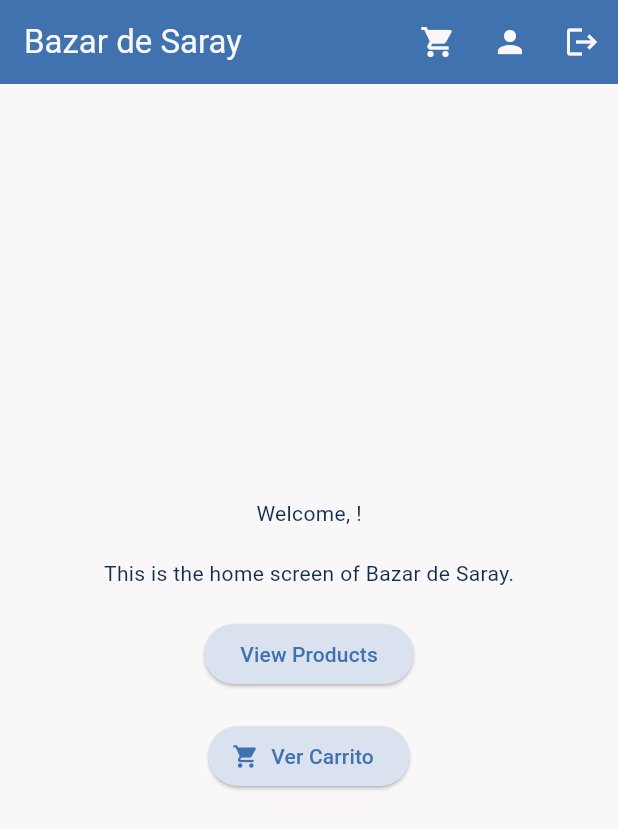
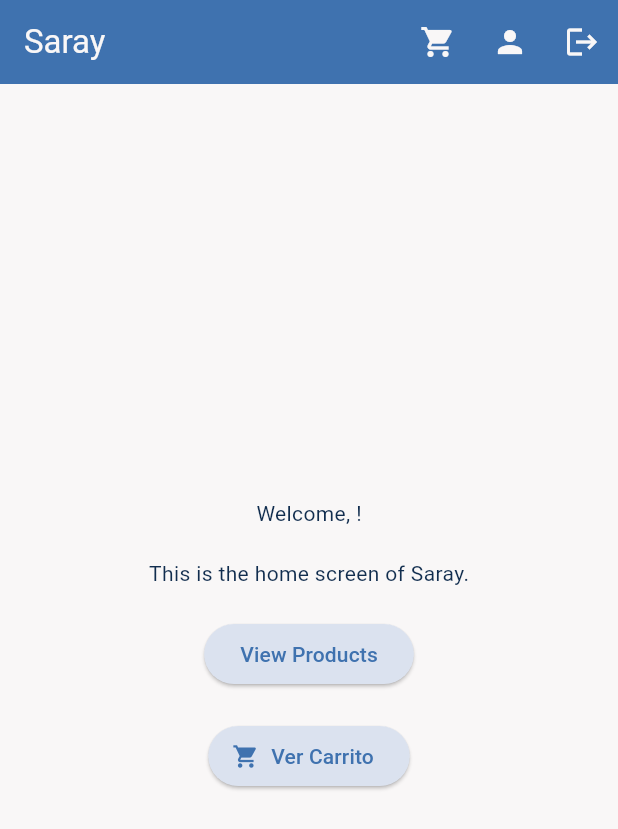
Before and after one commit to luismoron/saray, a Flutter app: the screen it shows once a user with an empty profile is signed in, on a phone screen of 412 x 824 dp. Shown: the top 829 px of the screen. Run offline on Flutter 3.47's test engine with Material 3 defaults, Android fonts, the phone set to English and light mode, and no system bars; our stand-ins replace cached_network_image, cloud_firestore, dio, firebase_auth, firebase_core, firebase_messaging and 5 more; missing offline and left inert: android_intent_plus; accounts and stored records are empty; generated files the repository leaves out were written again.

Commit message:
refactor: Cambiar referencias de "Bazar de Saray" a "Saray" en la aplicación y documentación

```diff
--- a/lib/l10n/app_localizations.dart
+++ b/lib/l10n/app_localizations.dart
@@ -98,7 +98,7 @@ abstract class AppLocalizations {
   /// No description provided for @appTitle.
   ///
   /// In en, this message translates to:
-  /// **'Bazar de Saray'**
+  /// **'Saray'**
   String get appTitle;
 
   /// No description provided for @login.
--- a/lib/l10n/app_localizations_en.dart
+++ b/lib/l10n/app_localizations_en.dart
@@ -9,7 +9,7 @@ class AppLocalizationsEn extends AppLocalizations {
   AppLocalizationsEn([String locale = 'en']) : super(locale);
 
   @override
-  String get appTitle => 'Bazar de Saray';
+  String get appTitle => 'Saray';
 
   @override
   String get login => 'Login';
--- a/lib/l10n/app_localizations_es.dart
+++ b/lib/l10n/app_localizations_es.dart
@@ -9,7 +9,7 @@ class AppLocalizationsEs extends AppLocalizations {
   AppLocalizationsEs([String locale = 'es']) : super(locale);
 
   @override
-  String get appTitle => 'Bazar de Saray';
+  String get appTitle => 'Saray';
 
   @override
   String get login => 'Iniciar Sesión';
--- a/lib/screens/home_screen.dart
+++ b/lib/screens/home_screen.dart
@@ -79,7 +79,7 @@ class HomeScreen extends StatelessWidget {
           children: [
             Text('${l10n.welcome}, ${authProvider.user?.name ?? 'User'}!'),
             const SizedBox(height: 20),
-            const Text('This is the home screen of Bazar de Saray.'),
+            const Text('This is the home screen of Saray.'),
             const SizedBox(height: 20),
             ElevatedButton(
               onPressed: () {
```
Also changed, not shown: 1 other file.
